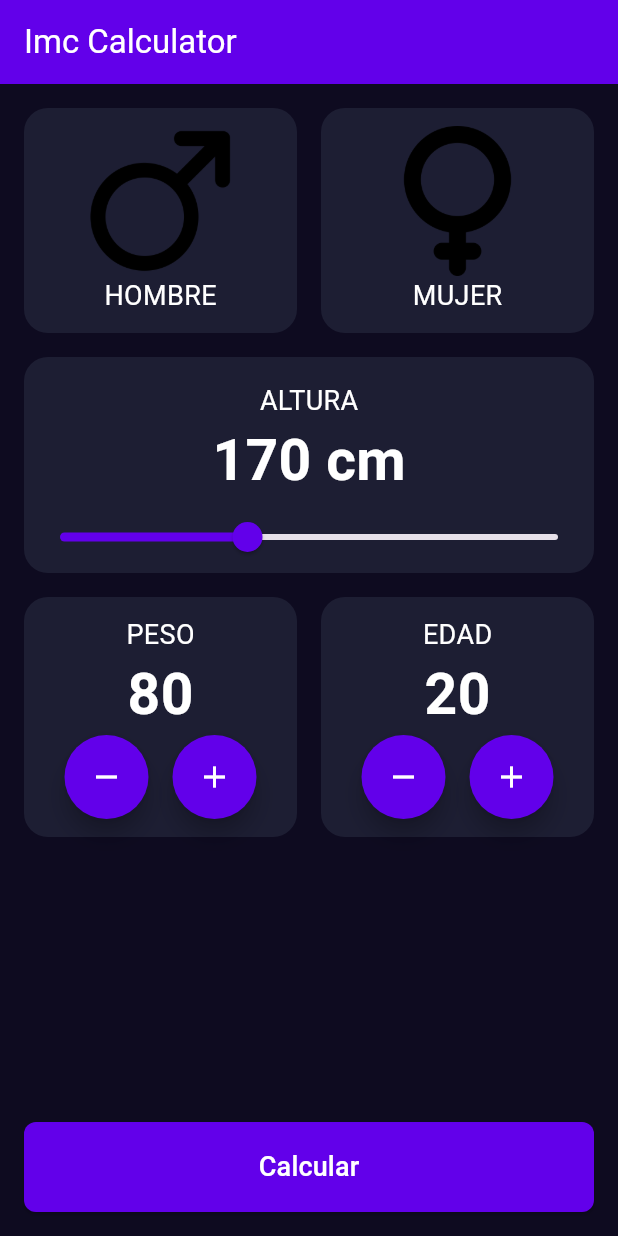
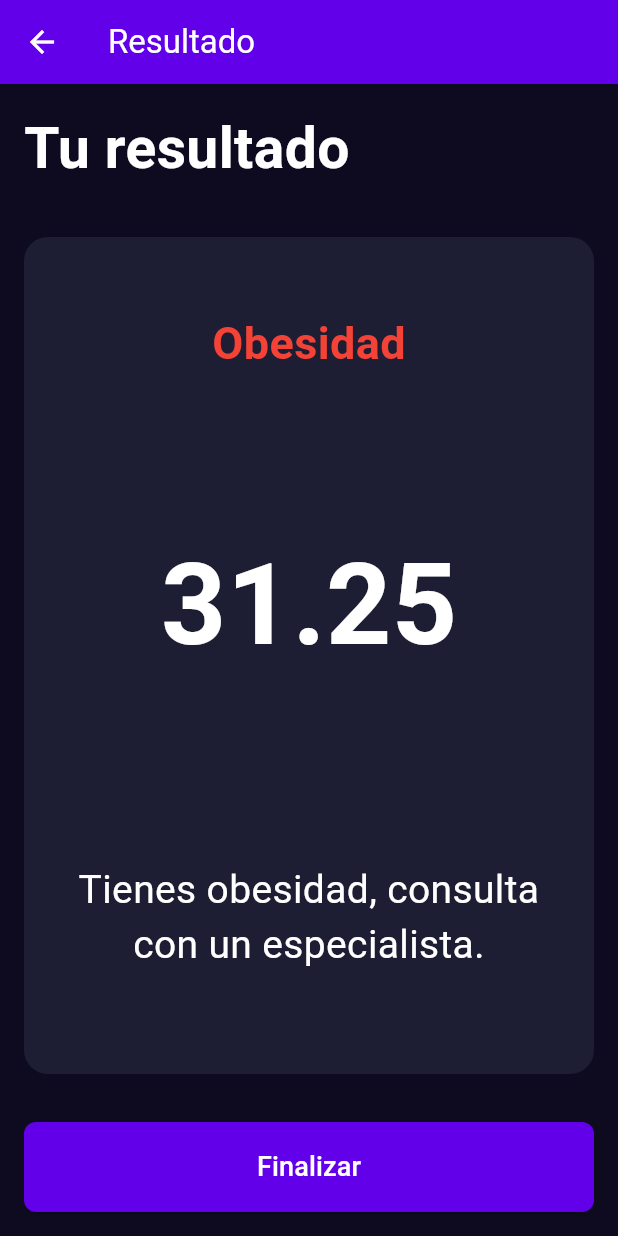
Before and after one commit to Vladimir4063/imc_calculator_app, a Flutter app: the screen it shows after launch, after a tap on the "remove" icon, after a tap on the "add" icon, after a tap on "Calcular", on a phone screen of 412 x 824 dp. Run offline on Flutter 3.47's test engine with Material 3 defaults, Android fonts, the phone set to English and light mode, and no system bars.

Commit message:
finish app IMC

```diff
--- a/lib/components/gender_selector.dart
+++ b/lib/components/gender_selector.dart
@@ -10,7 +10,7 @@
 }
 
 class _GenderSelectorState extends State<GenderSelector> {
-  String? selectedGender = null;
+  String? selectedGender;
   @override
   Widget build(BuildContext context) {
     return Row(
--- a/lib/components/number_selector.dart
+++ b/lib/components/number_selector.dart
@@ -38,6 +38,7 @@
             ),
             Row(mainAxisAlignment: MainAxisAlignment.center, children: [
               FloatingActionButton(
+                heroTag: null,
                 onPressed: () {
                   widget.onDecrement();
                 },
@@ -47,6 +48,7 @@
               ),
               SizedBox(width: 16),
               FloatingActionButton(
+                heroTag: null,
                 onPressed: () {
                   widget.onIncrement();
                 },
--- a/lib/main.dart
+++ b/lib/main.dart
@@ -12,7 +12,6 @@
   @override
   Widget build(BuildContext context) {
     return MaterialApp(
-      debugShowCheckedModeBanner: false,
       home: Scaffold(
         backgroundColor: AppColors.background,
         appBar: AppBar(
--- a/lib/screens/imc_home_screen.dart
+++ b/lib/screens/imc_home_screen.dart
@@ -4,6 +4,7 @@
 import 'package:imc_calculator_app/components/number_selector.dart';
 import 'package:imc_calculator_app/core/app_colors.dart';
 import 'package:imc_calculator_app/core/text_styles.dart';
+import 'package:imc_calculator_app/screens/imc_result_screen.dart';
 
 class ImcHomeScreen extends StatefulWidget {
   const ImcHomeScreen({super.key});
@@ -13,9 +14,10 @@
 }
 
 class _ImcHomeScreenState extends State<ImcHomeScreen> {
-  double selectedHeight = 170;
-  int selectAge = 20;
+  int selectedAge = 20;
   int selectedWeight = 80;
+  double selectedHeight = 160;
+
   @override
   Widget build(BuildContext context) {
     return Column(
@@ -30,21 +32,21 @@
           },
         ),
         Padding(
-          padding: const EdgeInsets.all(16.0),
+          padding: const EdgeInsets.all(16),
           child: Row(
             children: [
               Expanded(
                   child: NumberSelector(
                 title: "PESO",
                 value: selectedWeight,
+                onDecrement: () {
+                  setState(() {
+                    selectedWeight--;
+                  });
+                },
                 onIncrement: () {
                   setState(() {
                     selectedWeight++;
-                  });
-                },
-                onDecrement: () {
-                  setState(() {
-                    selectedWeight--;
                   });
                 },
               )),
@@ -52,15 +54,15 @@
               Expanded(
                   child: NumberSelector(
                 title: "EDAD",
-                value: selectAge,
+                value: selectedAge,
+                onDecrement: () {
+                  setState(() {
+                    selectedAge--;
+                  });
+                },
                 onIncrement: () {
                   setState(() {
-                    selectAge++;
-                  });
-                },
-                onDecrement: () {
-                  setState(() {
-                    selectAge--;
+                    selectedAge++;
                   });
                 },
               ))
@@ -74,17 +76,21 @@
               height: 60,
               width: double.infinity,
               child: ElevatedButton(
-              onPressed: () {},
+                  onPressed: () {
+                    Navigator.push(
+                        context,
+                        MaterialPageRoute(
+                            builder: (context) => ImcResultScreen(
+                                  height: selectedHeight,
+                                  weight: selectedWeight,
+                                )));
+                  },
                   style: ButtonStyle(
                       shape: WidgetStateProperty.all(RoundedRectangleBorder(
                           borderRadius: BorderRadius.circular(8))),
-                  backgroundColor: WidgetStateProperty.all(AppColors.primary)),
-              child: Text(
-                "Calcular",
-                style: TextStyles.bodyText,
-              ),
-            ),
-          ),
+                      backgroundColor:
+                          WidgetStateProperty.all(AppColors.primary)),
+                  child: Text("Calcular", style: TextStyles.bodyText))),
         )
       ],
     );
--- /dev/null
+++ b/lib/screens/imc_result_screen.dart
@@ -0,0 +1,130 @@
+import 'package:flutter/material.dart';
+import 'package:imc_calculator_app/core/app_colors.dart';
+import 'package:imc_calculator_app/core/text_styles.dart';
+
+class ImcResultScreen extends StatelessWidget {
+  final int weight;
+  final double height;
+
+  const ImcResultScreen(
+      {super.key, required this.weight, required this.height});
+
+  @override
+  Widget build(BuildContext context) {
+    return Scaffold(
+      backgroundColor: AppColors.background,
+      appBar: toolbarResult(),
+      body: bodyResult(context),
+    );
+  }
+
+  Padding bodyResult(BuildContext context) {
+    double fixedHeight = height / 100;
+    double imcResult = weight / (fixedHeight * fixedHeight);
+
+    return Padding(
+      padding: const EdgeInsets.all(16.0),
+      child: Column(
+        crossAxisAlignment: CrossAxisAlignment.start,
+        children: [
+          Text(
+            "Tu resultado",
+            style: TextStyle(
+                fontSize: 38, color: Colors.white, fontWeight: FontWeight.bold),
+          ),
+          Expanded(
+            child: Padding(
+              padding: const EdgeInsets.only(top: 32, bottom: 32),
+              child: Container(
+                width: double.infinity,
+                decoration: BoxDecoration(
+                    color: AppColors.backgroundComponent,
+                    borderRadius: BorderRadius.circular(16)),
+                child: Column(
+                  mainAxisAlignment: MainAxisAlignment.spaceAround,
+                  children: [
+                    Text(getTitleByImc(imcResult),
+                        style: TextStyle(
+                            fontSize: 30,
+                            fontWeight: FontWeight.w600,
+                            color: getColorByImc(imcResult))),
+                    Text(
+                      imcResult.toStringAsFixed(2),
+                      style: TextStyle(
+                          fontSize: 76,
+                          color: Colors.white,
+                          fontWeight: FontWeight.bold),
+                    ),
+                    Padding(
+                      padding: const EdgeInsets.all(18.0),
+                      child: Text(
+                        getDescriptionByImc(imcResult),
+                        style: TextStyle(
+                            fontSize: 26,
+                            fontWeight: FontWeight.w400,
+                            color: Colors.white),
+                        textAlign: TextAlign.center,
+                      ),
+                    )
+                  ],
+                ),
+              ),
+            ),
+          ),
+          SizedBox(
+            height: 60,
+            width: double.infinity,
+            child: ElevatedButton(
+                onPressed: () {
+                  Navigator.pop(context);
+                },
+                style: ButtonStyle(
+                    shape: WidgetStateProperty.all(RoundedRectangleBorder(
+                        borderRadius: BorderRadius.circular(8))),
+                    backgroundColor:
+                        WidgetStateProperty.all(AppColors.primary)),
+                child: Text(
+                  "Finalizar",
+                  style: TextStyles.bodyText,
+                )),
+          )
+        ],
+      ),
+    );
+  }
+
+  AppBar toolbarResult() {
+    return AppBar(
+      title: Text("Resultado"),
+      backgroundColor: AppColors.primary,
+      foregroundColor: Colors.white,
+    );
+  }
+
+  Color getColorByImc(double imcResult) {
+    return switch (imcResult) {
+      < 18.5 => Colors.blue, //IMC Bajo
+      < 24.9 => Colors.green, //IMC normal
+      < 29.99 => Colors.orange, //Sobrepeso
+      _ => Colors.red //Obesidad
+    };
+  }
+
+  String getTitleByImc(double imcResult) {
+    return switch (imcResult) {
+      < 18.5 => "Imc Bajo",
+      < 24.9 => "Imc Normal",
+      < 29.99 => "Sobrepeso",
+      _ => "Obesidad"
+    };
+  }
+
+  String getDescriptionByImc(double imcResult) {
+    return switch (imcResult) {
+      < 18.5 => "Tu peso está por debajo de lo recomendado.",
+      < 24.9 => "Tu peso está en el rango saludable.",
+      < 29.99 => "Tienes sobrepeso, cuida tu alimentación.",
+      _ => "Tienes obesidad, consulta con un especialista."
+    };
+  }
+}
```
Also changed, not shown: 2 other files. Lines whose indentation alone changed are shown as unchanged.
